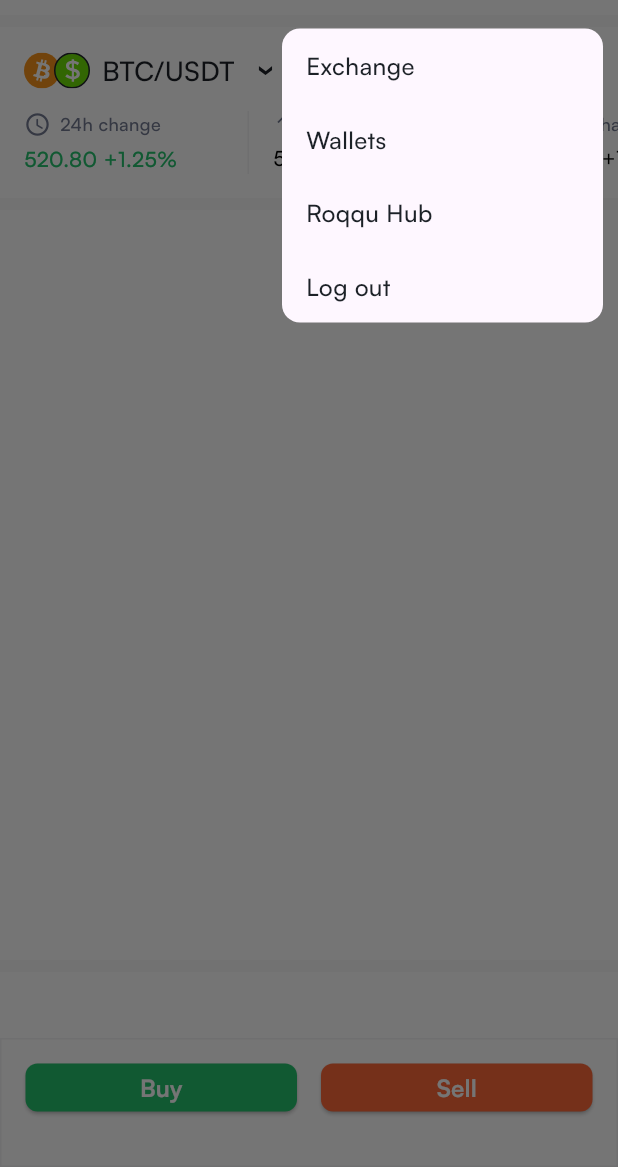
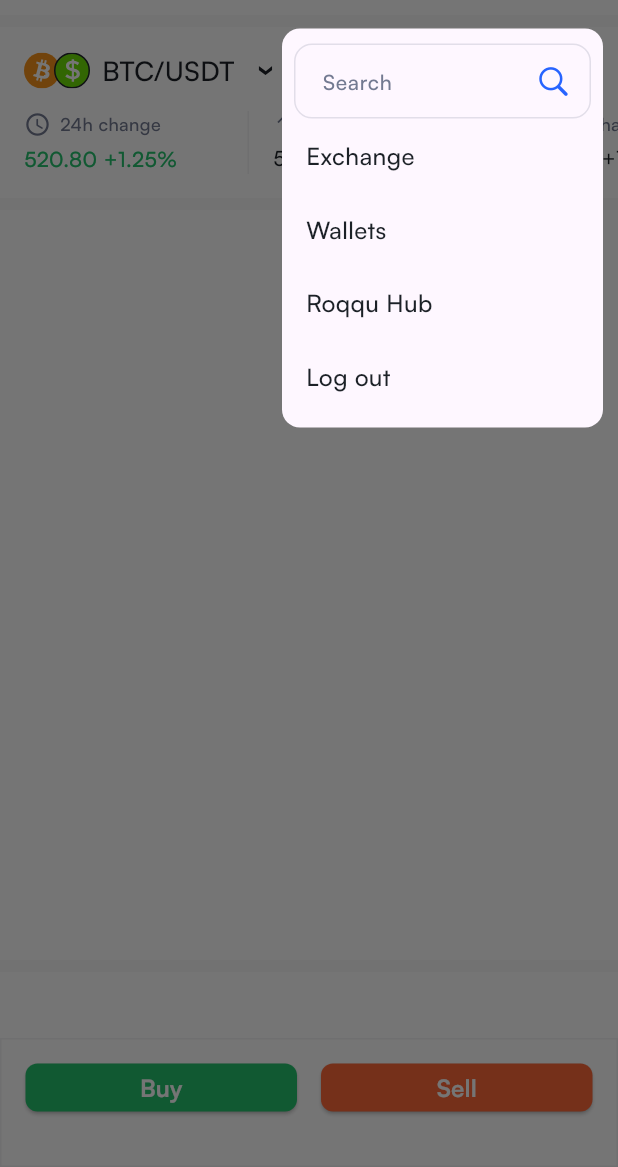
Before and after one commit to JustineUgo/roq_phus, a Flutter app: the screen it shows after launch, with the side drawer open, on a phone screen of 412 x 824 dp, the part 69-1236 px from its top. Run offline on Flutter 3.47's test engine with Material 3 defaults, Android fonts, the phone set to English and light mode, and no system bars; our stand-ins replace flutter_svg.

Commit message:
ui: modify drawer

```diff
--- a/lib/src/widgets/drawer.dart
+++ b/lib/src/widgets/drawer.dart
@@ -1,5 +1,7 @@
+import 'package:flutter/cupertino.dart';
 import 'package:flutter/material.dart';
 import 'package:sisyphus/theme/theme.dart';
+import 'package:sisyphus/util/extensions.dart';
 
 class FloatingDrawer extends StatelessWidget {
   const FloatingDrawer({super.key, required this.scaffoldKey});
@@ -14,6 +16,7 @@ final GlobalKey<ScaffoldState> scaffoldKey;
           right: 10,
           child: Container(
             width: 214,
+            padding: const EdgeInsets.symmetric(vertical: 10),
             decoration: BoxDecoration(
               color: Theme.of(context).cardColor,
               borderRadius: BorderRadius.circular(12),
@@ -21,6 +24,7 @@ final GlobalKey<ScaffoldState> scaffoldKey;
             child: Column(
               crossAxisAlignment: CrossAxisAlignment.start,
               children: [
+                'Search',
                 'Exchange',
                 'Wallets',
                 'Roqqu Hub',
@@ -33,7 +37,43 @@ final GlobalKey<ScaffoldState> scaffoldKey;
                           scaffoldKey.currentState?.closeEndDrawer();
                         }
                       },
-                        child: Padding(
+                      child: option == 'Search'
+                          ? (context.isDarkMode
+                              ? const SizedBox.shrink()
+                              : Container(
+                                  margin:
+                                      const EdgeInsets.symmetric(horizontal: 8),
+                                  decoration: BoxDecoration(
+                                    border: Border.all(
+                                        color: AppTheme.getTheme.iconColor
+                                            .withOpacity(.2)),
+                                    borderRadius: const BorderRadius.all(
+                                        Radius.circular(12)),
+                                  ),
+                                  child: TextField(
+                                    style: TextStyle(
+                                      fontWeight: FontWeight.w500,
+                                      fontSize: 16,
+                                      color: AppTheme.getTheme.textColor,
+                                    ),
+                                    decoration: InputDecoration(
+                                      border: InputBorder.none,
+                                      contentPadding: const EdgeInsets.only(
+                                          left: 18, top: 12),
+                                      hintText: "Search",
+                                      hintStyle: TextStyle(
+                                        color: AppTheme.getTheme.iconColor,
+                                        fontSize: 14,
+                                        fontWeight: FontWeight.w500,
+                                      ),
+                                      suffixIcon: const Icon(
+                                        CupertinoIcons.search,
+                                        color: Color(0xFF2764FF),
+                                      ),
+                                    ),
+                                  ),
+                                ))
+                          : Padding(
                               padding: const EdgeInsets.symmetric(
                                   horizontal: 16, vertical: 13),
                               child: Row(
--- a/lib/src/widgets/header.dart
+++ b/lib/src/widgets/header.dart
@@ -64,11 +64,11 @@ class Header extends StatelessWidget {
                   iconSize: 18,
                 ),
                 HeaderBand(
-                  textColor: AppTheme.getTheme.black,
+                  textColor: AppTheme.getTheme.textColor,
                   icon: Icons.north,
                 ),
                 HeaderBand(
-                  textColor: AppTheme.getTheme.black,
+                  textColor: AppTheme.getTheme.textColor,
                   icon: Icons.south,
                 ),
               ],
--- /dev/null
+++ b/lib/util/extensions.dart
@@ -0,0 +1,6 @@
+import 'package:flutter/material.dart';
+
+extension ContextExt on BuildContext {
+  bool get isDarkMode => Theme.of(this).brightness == Brightness.dark;
+
+}
--- a/lib/util/helpers.dart
+++ b/lib/util/helpers.dart
@@ -0,0 +1,3 @@
+class Helper {
+
+}
```
Lines whose indentation alone changed are shown as unchanged.
